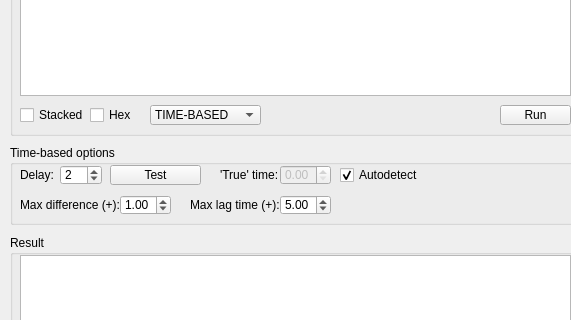
Qt form gui/main/main.ui (kaeso/enema) before a commit; both pictures show x 0 to 571 and y 120 to 440 of the 1121 by 624 pixel window.
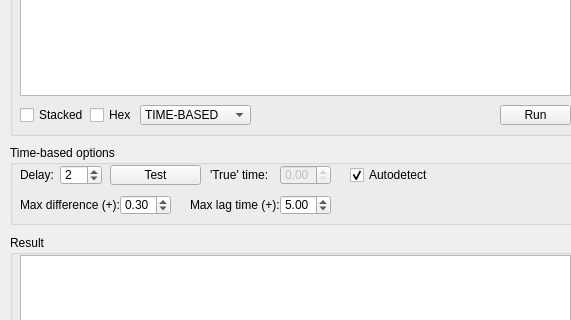
The same form after that commit. The open tabs and pages were chosen to show the change.

Commit message: blind options now saving to site settings file too

The edit to the form file:
```diff
--- a/gui/main/main.ui
+++ b/gui/main/main.ui
@@ -597,7 +597,7 @@
       <widget class="QComboBox" name="blindMethodList">
        <property name="geometry">
         <rect>
-         <x>140</x>
+         <x>130</x>
          <y>170</y>
          <width>111</width>
          <height>20</height>
@@ -743,7 +743,7 @@
       <widget class="QLabel" name="trueTimeLabel">
        <property name="geometry">
         <rect>
-         <x>210</x>
+         <x>200</x>
          <y>20</y>
          <width>61</width>
          <height>20</height>
@@ -756,7 +756,7 @@
       <widget class="QCheckBox" name="isAuto">
        <property name="geometry">
         <rect>
-         <x>330</x>
+         <x>340</x>
          <y>20</y>
          <width>81</width>
          <height>20</height>
@@ -788,7 +788,7 @@
         <double>0.100000000000000</double>
        </property>
        <property name="value">
-        <double>1.000000000000000</double>
+        <double>0.300000000000000</double>
        </property>
       </widget>
       <widget class="QLabel" name="differenceLabel">
@@ -796,7 +796,7 @@
         <rect>
          <x>10</x>
          <y>50</y>
-         <width>111</width>
+         <width>101</width>
          <height>20</height>
         </rect>
        </property>
```
The commit also changes 2 other files.
